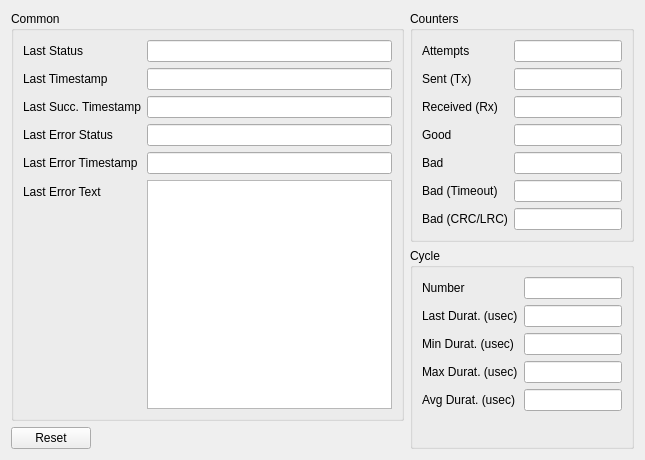
Qt form src/client/gui/statistics/client_portstatisticsui.ui (pipichen-rgb/ModbusTools-2025) before a commit.
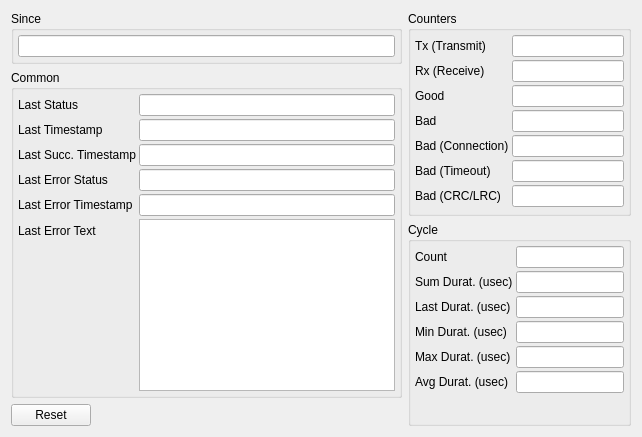
The same form after that commit.

Commit message: Add complete statistics for Client Port

```diff
--- a/src/client/gui/statistics/client_portstatisticsui.ui
+++ b/src/client/gui/statistics/client_portstatisticsui.ui
@@ -6,8 +6,8 @@
    <rect>
     <x>0</x>
     <y>0</y>
-    <width>645</width>
-    <height>460</height>
+    <width>642</width>
+    <height>437</height>
    </rect>
   </property>
   <property name="windowTitle">
@@ -16,12 +16,61 @@
   <layout class="QHBoxLayout" name="horizontalLayout_2">
    <item>
     <layout class="QVBoxLayout" name="verticalLayout_2">
+     <item>
+      <widget class="QGroupBox" name="groupBox_4">
+       <property name="title">
+        <string>Since</string>
+       </property>
+       <layout class="QHBoxLayout" name="horizontalLayout_3">
+        <property name="spacing">
+         <number>2</number>
+        </property>
+        <property name="leftMargin">
+         <number>4</number>
+        </property>
+        <property name="topMargin">
+         <number>4</number>
+        </property>
+        <property name="rightMargin">
+         <number>4</number>
+        </property>
+        <property name="bottomMargin">
+         <number>4</number>
+        </property>
+        <item>
+         <widget class="QLineEdit" name="lnSinceTimestamp">
+          <property name="readOnly">
+           <bool>true</bool>
+          </property>
+         </widget>
+        </item>
+       </layout>
+      </widget>
+     </item>
      <item>
       <widget class="QGroupBox" name="groupBox_3">
        <property name="title">
         <string>Common</string>
        </property>
        <layout class="QFormLayout" name="formLayout_4">
+        <property name="horizontalSpacing">
+         <number>3</number>
+        </property>
+        <property name="verticalSpacing">
+         <number>3</number>
+        </property>
+        <property name="leftMargin">
+         <number>4</number>
+        </property>
+        <property name="topMargin">
+         <number>4</number>
+        </property>
+        <property name="rightMargin">
+         <number>4</number>
+        </property>
+        <property name="bottomMargin">
+         <number>4</number>
+        </property>
         <item row="0" column="0">
          <widget class="QLabel" name="label_18">
           <property name="text">
@@ -149,56 +198,74 @@
         <string>Counters</string>
        </property>
        <layout class="QFormLayout" name="formLayout_2">
+        <property name="horizontalSpacing">
+         <number>3</number>
+        </property>
+        <property name="verticalSpacing">
+         <number>3</number>
+        </property>
+        <property name="leftMargin">
+         <number>4</number>
+        </property>
+        <property name="topMargin">
+         <number>4</number>
+        </property>
+        <property name="rightMargin">
+         <number>4</number>
+        </property>
+        <property name="bottomMargin">
+         <number>4</number>
+        </property>
         <item row="0" column="0">
-         <widget class="QLabel" name="label_11">
-          <property name="text">
-           <string>Attempts</string>
-          </property>
-         </widget>
-        </item>
-        <item row="0" column="1">
-         <widget class="QLineEdit" name="lnCountAttempts">
-          <property name="readOnly">
-           <bool>true</bool>
-          </property>
-         </widget>
-        </item>
-        <item row="1" column="0">
          <widget class="QLabel" name="label_6">
           <property name="text">
-           <string>Sent (Tx)</string>
+           <string>Tx (Transmit)</string>
           </property>
          </widget>
         </item>
-        <item row="1" column="1">
+        <item row="0" column="1">
          <widget class="QLineEdit" name="lnCountTx">
           <property name="readOnly">
            <bool>true</bool>
           </property>
          </widget>
         </item>
-        <item row="3" column="0">
+        <item row="1" column="0">
+         <widget class="QLabel" name="label_12">
+          <property name="text">
+           <string>Rx (Receive)</string>
+          </property>
+         </widget>
+        </item>
+        <item row="1" column="1">
+         <widget class="QLineEdit" name="lnCountRx">
+          <property name="readOnly">
+           <bool>true</bool>
+          </property>
+         </widget>
+        </item>
+        <item row="2" column="0">
          <widget class="QLabel" name="label_7">
           <property name="text">
            <string>Good</string>
           </property>
          </widget>
         </item>
-        <item row="3" column="1">
+        <item row="2" column="1">
          <widget class="QLineEdit" name="lnCountGood">
           <property name="readOnly">
            <bool>true</bool>
           </property>
          </widget>
         </item>
-        <item row="4" column="0">
+        <item row="3" column="0">
          <widget class="QLabel" name="label_8">
           <property name="text">
            <string>Bad</string>
           </property>
          </widget>
         </item>
-        <item row="4" column="1">
+        <item row="3" column="1">
          <widget class="QLineEdit" name="lnCountBad">
           <property name="readOnly">
            <bool>true</bool>
@@ -233,17 +300,17 @@
           </property>
          </widget>
         </item>
-        <item row="2" column="1">
-         <widget class="QLineEdit" name="lnCountRx">
+        <item row="4" column="1">
+         <widget class="QLineEdit" name="lnCountBadConnection">
           <property name="readOnly">
            <bool>true</bool>
           </property>
          </widget>
         </item>
-        <item row="2" column="0">
-         <widget class="QLabel" name="label_12">
+        <item row="4" column="0">
+         <widget class="QLabel" name="label_11">
           <property name="text">
-           <string>Received (Rx)</string>
+           <string>Bad (Connection)</string>
           </property>
          </widget>
         </item>
@@ -256,10 +323,28 @@
         <string>Cycle</string>
        </property>
        <layout class="QFormLayout" name="formLayout">
+        <property name="horizontalSpacing">
+         <number>3</number>
+        </property>
+        <property name="verticalSpacing">
+         <number>3</number>
+        </property>
+        <property name="leftMargin">
+         <number>4</number>
+        </property>
+        <property name="topMargin">
+         <number>4</number>
+        </property>
+        <property name="rightMargin">
+         <number>4</number>
+        </property>
+        <property name="bottomMargin">
+         <number>4</number>
+        </property>
         <item row="0" column="0">
          <widget class="QLabel" name="label">
           <property name="text">
-           <string>Number</string>
+           <string>Count</string>
           </property>
          </widget>
         </item>
@@ -271,55 +356,69 @@
          </widget>
         </item>
         <item row="1" column="0">
+         <widget class="QLabel" name="label_13">
+          <property name="text">
+           <string>Sum Durat. (usec)</string>
+          </property>
+         </widget>
+        </item>
+        <item row="1" column="1">
+         <widget class="QLineEdit" name="lnCycleSumDuration">
+          <property name="readOnly">
+           <bool>true</bool>
+          </property>
+         </widget>
+        </item>
+        <item row="2" column="0">
          <widget class="QLabel" name="label_2">
           <property name="text">
            <string>Last Durat. (usec)</string>
           </property>
          </widget>
         </item>
-        <item row="1" column="1">
+        <item row="2" column="1">
          <widget class="QLineEdit" name="lnCycleLastDuration">
           <property name="readOnly">
            <bool>true</bool>
           </property>
          </widget>
         </item>
-        <item row="2" column="0">
+        <item row="3" column="0">
          <widget class="QLabel" name="label_3">
           <property name="text">
            <string>Min Durat. (usec)</string>
           </property>
          </widget>
         </item>
-        <item row="2" column="1">
+        <item row="3" column="1">
          <widget class="QLineEdit" name="lnCycleMinDuration">
           <property name="readOnly">
            <bool>true</bool>
           </property>
          </widget>
         </item>
-        <item row="3" column="0">
+        <item row="4" column="0">
          <widget class="QLabel" name="label_4">
           <property name="text">
            <string>Max Durat. (usec)</string>
           </property>
          </widget>
         </item>
-        <item row="3" column="1">
+        <item row="4" column="1">
          <widget class="QLineEdit" name="lnCycleMaxDuration">
           <property name="readOnly">
            <bool>true</bool>
           </property>
          </widget>
         </item>
-        <item row="4" column="0">
+        <item row="5" column="0">
          <widget class="QLabel" name="label_5">
           <property name="text">
            <string>Avg Durat. (usec)</string>
           </property>
          </widget>
         </item>
-        <item row="4" column="1">
+        <item row="5" column="1">
          <widget class="QLineEdit" name="lnCycleAvgDuration">
           <property name="readOnly">
            <bool>true</bool>
```
Left out of the diff: 5 changed lines with no effect on the pictures. The commit also changes 20 other files.
